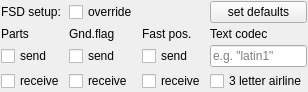
This is src/blackgui/editors/fsdsetupform.ui in swift-project/pilotclient as Qt 5 draws it before an edit. The edited form follows.
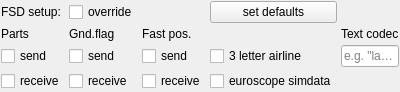
This is the edited form.

Commit message: Issue #113 [GUI] Add checkbox to enable SIMDATA packets in FSD setup

Diff of the .ui file:
```diff
--- a/src/blackgui/editors/fsdsetupform.ui
+++ b/src/blackgui/editors/fsdsetupform.ui
@@ -95,14 +95,14 @@
      </property>
     </widget>
    </item>
-   <item row="4" column="4">
+   <item row="4" column="5">
     <widget class="QLabel" name="lbl_TextCodec">
      <property name="text">
       <string>Text codec</string>
      </property>
     </widget>
    </item>
-   <item row="5" column="4">
+   <item row="5" column="5">
     <widget class="QLineEdit" name="le_TextCodec">
      <property name="placeholderText">
       <string>e.g. &quot;latin1&quot;</string>
@@ -130,7 +130,7 @@
      </property>
     </widget>
    </item>
-   <item row="6" column="4">
+   <item row="5" column="4">
     <widget class="QCheckBox" name="cb_3LetterAirlineICAO">
      <property name="toolTip">
       <string>force 3 letter airline ICAO code</string>
@@ -140,6 +140,16 @@
      </property>
     </widget>
    </item>
+   <item row="6" column="4">
+    <widget class="QCheckBox" name="cb_EuroscopeSimData">
+     <property name="toolTip">
+      <string>Read SIMDATA packets from EuroScope simulator session</string>
+     </property>
+     <property name="text">
+      <string>euroscope simdata</string>
+     </property>
+    </widget>
+   </item>
   </layout>
  </widget>
  <tabstops>
```
Left out of the diff: 1 changed line with no effect on the pictures. The commit also changes 1 other file.
